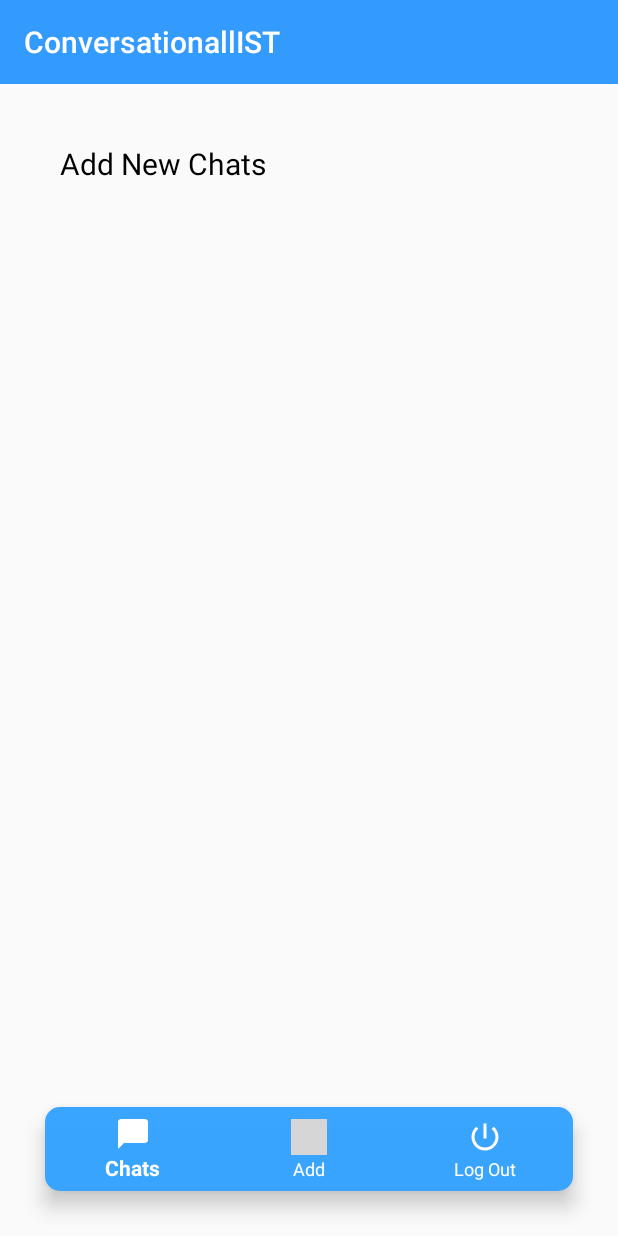
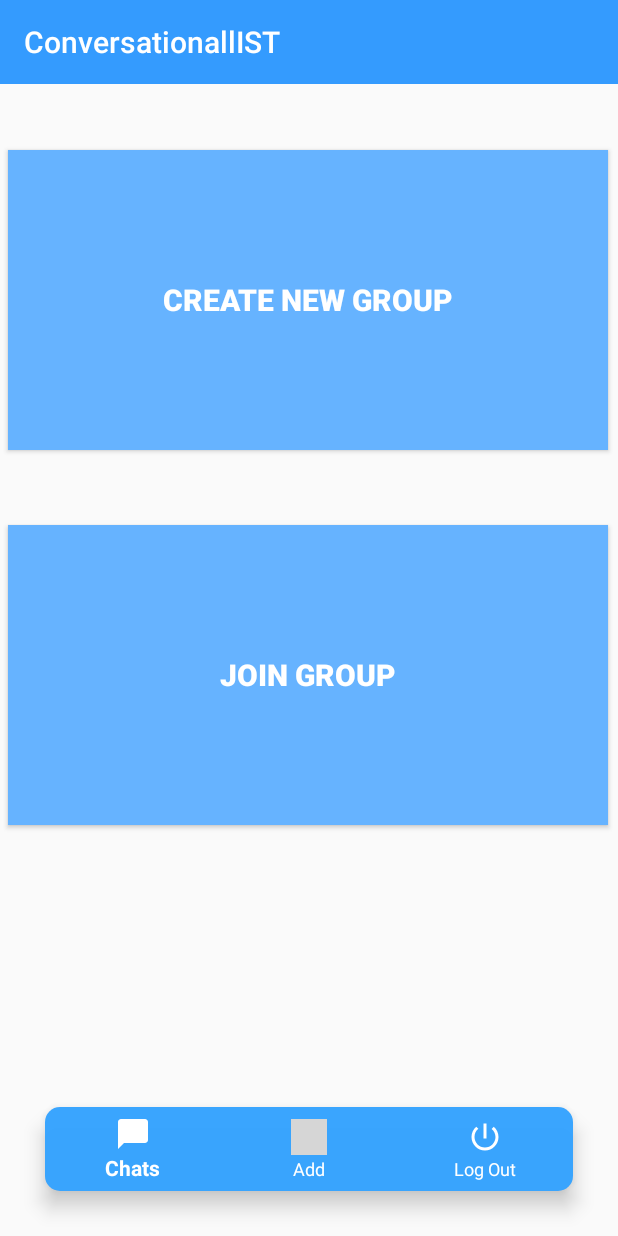
Before and after one commit to DannyIsYog/CMovProject, an Android app: the fragment MoreFragment placed in its activity, on a phone screen of 412 x 824 dp. Run offline under Robolectric (Android 15) with nearby library versions, the light colour scheme and no system bars; grey boxes are pictures that could not be loaded.

Commit message:
started implementing new group and join group screen

```diff
--- a/app/src/main/java/pt/ulisboa/tecnico/cmov/cmovproject/ChatFragment.java
+++ b/app/src/main/java/pt/ulisboa/tecnico/cmov/cmovproject/ChatFragment.java
@@ -40,7 +40,6 @@ public class ChatFragment extends Fragment implements View.OnClickListener {
     private final Type type = Types.newParameterizedType(List.class, Room.class);
     private final JsonAdapter<List<Room>> adapter = moshi.adapter(type);
 
-    //private CardView groupChatName;
 
     private RecyclerView recyclerView;
 
@@ -87,8 +86,7 @@ public class ChatFragment extends Fragment implements View.OnClickListener {
             }
         });
 
-        //groupChatName = (CardView) rootView.findViewById(R.id.chatGroup);
-        //groupChatName.setOnClickListener(this);
+
 
         return  rootView;
     }
--- a/app/src/main/java/pt/ulisboa/tecnico/cmov/cmovproject/MoreFragment.java
+++ b/app/src/main/java/pt/ulisboa/tecnico/cmov/cmovproject/MoreFragment.java
@@ -15,19 +15,29 @@ import android.widget.Button;
 
 public class MoreFragment extends Fragment implements View.OnClickListener{
 
+    private Button btnNewGroup;
+    private Button btnJoinGroup;
+
 
 
     @Nullable
     @Override
     public View onCreateView(@NonNull LayoutInflater inflater, @Nullable ViewGroup container, @Nullable Bundle savedInstanceState) {
+
         View rootView = inflater.inflate(R.layout.fragment_more,container,false);
+
+
+
 
         return  rootView;
     }
+
+
 
     @Override
     public void onClick(View view) {
 
 
     }
+
 }
--- a/app/src/main/res/layout/fragment_more.xml
+++ b/app/src/main/res/layout/fragment_more.xml
@@ -5,15 +5,29 @@
     android:layout_height="match_parent"
     tools:context=".MoreFragment">
 
-    <!-- TODO: Update blank fragment layout -->
-    <TextView
-        android:id="@+id/addFragment"
-        android:layout_width="wrap_content"
-        android:layout_height="wrap_content"
-        android:text="Add New Chats"
-        android:layout_marginTop="35dp"
-        android:layout_marginLeft="40dp"
-        android:textColor="@color/black"
-        android:textSize="20dp"/>
+
+    <Button
+        android:id="@+id/btn_createGroup"
+        android:layout_width="400dp"
+        android:layout_height="200dp"
+        android:layout_marginStart="5dp"
+        android:layout_marginTop="40dp"
+        android:background="@color/blue_ist"
+        android:text="Create New Group"
+        android:textColor="@color/white"
+        android:textSize="20dp"
+        android:textStyle="bold" />
+
+    <Button
+        android:id="@+id/btn_joinGroup"
+        android:layout_width="400dp"
+        android:layout_height="200dp"
+        android:layout_marginStart="5dp"
+        android:layout_marginTop="290dp"
+        android:textColor="@color/white"
+        android:background="@color/blue_ist"
+        android:text="Join Group"
+        android:textSize="20dp"
+        android:textStyle="bold"/>
 
 </FrameLayout>
```
